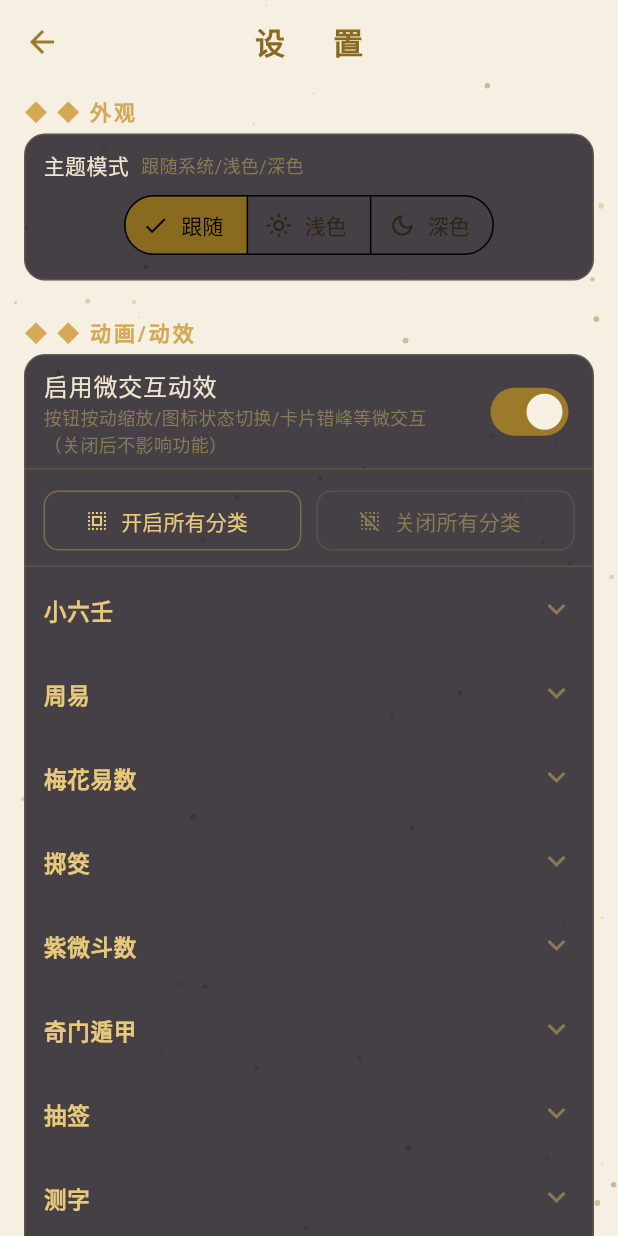
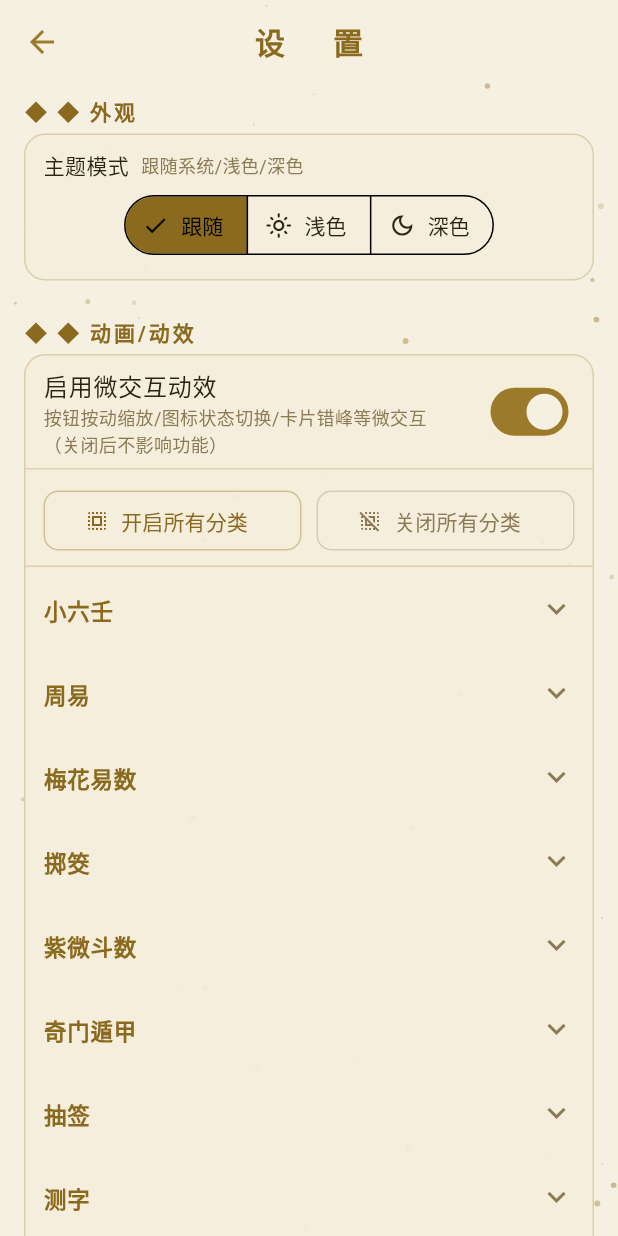
Before and after one commit to HeYS-Snowe/Jeenith, a Flutter app: the SettingsPage screen opened by its route, after a tap on "跟随", on a phone screen of 412 x 824 dp. Run offline on Flutter 3.47's test engine with Material 3 defaults, Android fonts, the phone set to English and light mode, and no system bars; our stand-ins replace flutter_riverpod, flutter_svg, go_router, sensors_plus, share_plus, shared_preferences; missing offline and left inert: lunar, screen_retriever, window_manager; accounts and stored records are empty; Roboto replaces fonts that are missing (SourceHanSerif).

Commit message:
feat(theme): 浅色模式适配第一轮（v2.4.2 WIP，5/56 文件）
- 新增 AppClr 主题色访问器 + context.appClr 扩展（app_theme.dart），
  统一替代直接用 AppColors（仅深色）
- DecorativePanel 主题感知（基底，历史/多处卡片受益）
- SectionTitle 主题感知 + 可选 color 参数
- settings_page 全面主题感知（_card/文字/分隔线/按钮）
- history_page 全面主题感知（dialog/列表/SnackBar）

浅色适配共 ~56 文件硬编码 AppColors，本轮覆盖 5 个核心。深色模式零影响。

Co-Authored-By: Claude Fable 5 <noreply@anthropic.com>

```diff
--- a/mobile/lib/core/theme/app_theme.dart
+++ b/mobile/lib/core/theme/app_theme.dart
@@ -123,6 +123,50 @@ class AppColorsLight {
   static const Color gradeBad = Color(0xFFA02E0E);
 }
 
+/// 主题感知色板：根据 [BuildContext] 的 brightness 选深/浅色。
+///
+/// 浅色适配统一入口，替代直接用 [AppColors]（仅深色）。
+/// 用法：`context.appClr.card`，或罕见色用 `context.appClr.resolve(深色, 浅色)`。
+class AppClr {
+  const AppClr._(this.isLight);
+  final bool isLight;
+
+  static AppClr of(BuildContext c) =>
+      AppClr._(Theme.of(c).brightness == Brightness.light);
+
+  /// 通用：直接传深/浅色二选一（覆盖 AppClr 未提供的色）。
+  Color resolve(Color dark, Color light) => isLight ? light : dark;
+
+  // —— 常用色快捷 ——
+  Color get bg => isLight ? AppColorsLight.bg : AppColors.bg;
+  Color get bgInner => isLight ? AppColorsLight.bgInner : AppColors.bgInner;
+  Color get bgMid => isLight ? AppColorsLight.bgMid : AppColors.bgMid;
+  Color get panel => isLight ? AppColorsLight.panel : AppColors.panel;
+  Color get card => isLight ? AppColorsLight.card : AppColors.card;
+  Color get gold => isLight ? AppColorsLight.gold : AppColors.gold;
+  Color get goldBright =>
+      isLight ? AppColorsLight.goldBright : AppColors.goldBright;
+  Color get goldLight =>
+      isLight ? AppColorsLight.goldLight : AppColors.goldLight;
+  Color get goldBorder =>
+      isLight ? AppColorsLight.goldBorder : AppColors.goldBorder;
+  Color get textHighlight =>
+      isLight ? AppColorsLight.textHighlight : AppColors.textHighlight;
+  Color get textPrimary =>
+      isLight ? AppColorsLight.textPrimary : AppColors.textPrimary;
+  Color get textBody => isLight ? AppColorsLight.textBody : AppColors.textBody;
+  Color get textMeta => isLight ? AppColorsLight.textMeta : AppColors.textMeta;
+  Color get textSubtitle =>
+      isLight ? AppColorsLight.textSubtitle : AppColors.textSubtitle;
+  Color get textHint =>
+      isLight ? AppColorsLight.textHint : AppColors.textHint;
+}
+
+/// [BuildContext] 便捷扩展：`context.appClr` 取主题感知色板。
+extension AppClrContext on BuildContext {
+  AppClr get appClr => AppClr.of(this);
+}
+
 /// 字体常量。
 class AppFonts {
   AppFonts._();
--- a/mobile/lib/features/settings/settings_page.dart
+++ b/mobile/lib/features/settings/settings_page.dart
@@ -12,19 +12,18 @@ import '../../shared/widgets/section_title.dart';
 
 /// 设置页：外观 + 动画/动效（按卜算术分类，一键全控）+ 随机与展示。
 ///
-/// v2.3.0: 原本分散的「动效」（4 个 sub-switch）与「动画设置」（按术 ExpansionTile）
-/// 合并为单一的「◆ 动画/动效」分区。顶部为微交互动效总开关（按钮缩放/图标旋转等
-/// 全局微交互），其下为「开启所有分类 / 关闭所有分类」两枚一键按钮，再下按术数
-/// 列出 ExpansionTile，每术一个开关，统一写入 `AppConfig.animationSettings` Map。
-///
-/// v2.3.2: 每术 ExpansionTile 内拆分为 4 个细分开关（入场仪式 / 路由转场 /
-/// 绘制过程 / 结果揭示），由 `AppConfig.isAnimationEnabled(techId, kind)` 读取，
-/// 写入 prefs key `anim_<techId>_<kind>`。
+/// v2.3.0：合并「动效」与「动画设置」为单一「◆ 动画/动效」分区。
+/// v2.3.2：每术 ExpansionTile 拆 4 个细分开关（AnimationKind）。
+/// v2.4.2：全面主题感知，浅色模式适配。
 class SettingsPage extends ConsumerWidget {
   const SettingsPage({super.key});
 
   @override
   Widget build(BuildContext context, WidgetRef ref) {
+    final c = AppClr.of(context);
+    final goldDivider = c.resolve(
+        const Color.fromRGBO(212, 168, 87, 0.18),
+        const Color.fromRGBO(155, 122, 42, 0.25));
     final configAsync = ref.watch(configProvider);
     return Scaffold(
       appBar: AppBar(
@@ -38,10 +37,10 @@ class SettingsPage extends ConsumerWidget {
         loading: () =>
             const Center(child: DivinationLoadingIndicator(size: 48)),
         error: (e, _) => Center(child: Text('载入失败：$e')),
-        data: (c) => ListView(
+        data: (cfg) => ListView(
           padding: const EdgeInsets.fromLTRB(16, 8, 16, 32),
           children: [
-            const SectionTitle('◆ 外观'),
+            SectionTitle('◆ 外观', color: c.goldBright),
             const SizedBox(height: 4),
             _card(
               context,
@@ -50,12 +49,11 @@ class SettingsPage extends ConsumerWidget {
                   padding: const EdgeInsets.fromLTRB(12, 10, 12, 6),
                   child: Row(
                     children: [
-                      const Text('主题模式',
-                          style: TextStyle(color: AppColors.textPrimary)),
+                      Text('主题模式', style: TextStyle(color: c.textPrimary)),
                       const SizedBox(width: 8),
-                      const Text('跟随系统/浅色/深色',
+                      Text('跟随系统/浅色/深色',
                           style: TextStyle(
-                              color: AppColors.textSubtitle, fontSize: 12)),
+                              color: c.textSubtitle, fontSize: 12)),
                     ],
                   ),
                 ),
@@ -79,7 +77,7 @@ class SettingsPage extends ConsumerWidget {
                         label: Text('深色'),
                       ),
                     ],
-                    selected: {c.themeMode},
+                    selected: {cfg.themeMode},
                     onSelectionChanged: (modes) => ref
                         .read(configProvider.notifier)
                         .setThemeMode(modes.first),
@@ -89,29 +87,27 @@ class SettingsPage extends ConsumerWidget {
             ),
             const SizedBox(height: 20),
 
-            const SectionTitle('◆ 动画/动效'),
+            SectionTitle('◆ 动画/动效', color: c.goldBright),
             const SizedBox(height: 4),
             _card(
               context,
               children: [
-                // 微交互动效总开关（按钮缩放/图标旋转/卡片错峰等全局微交互）
                 SwitchListTile(
                   contentPadding: const EdgeInsets.symmetric(horizontal: 12),
                   shape: RoundedRectangleBorder(
                       borderRadius: BorderRadius.circular(14)),
-                  title: const Text('启用微交互动效',
-                      style: TextStyle(color: AppColors.textPrimary)),
-                  subtitle: const Text(
+                  title: Text('启用微交互动效',
+                      style: TextStyle(color: c.textPrimary)),
+                  subtitle: Text(
                       '按钮按动缩放/图标状态切换/卡片错峰等微交互（关闭后不影响功能）',
                       style:
-                          TextStyle(color: AppColors.textSubtitle, fontSize: 12)),
-                  value: c.animationsEnabled,
+                          TextStyle(color: c.textSubtitle, fontSize: 12)),
+                  value: cfg.animationsEnabled,
                   onChanged: (v) => ref
                       .read(configProvider.notifier)
                       .setAnimationsEnabled(v),
                 ),
-                const Divider(color: Color.fromRGBO(212, 168, 87, 0.18), height: 1),
-                // 一键全控按钮区
+                Divider(color: goldDivider, height: 1),
                 Padding(
                   padding: const EdgeInsets.fromLTRB(12, 10, 12, 6),
                   child: Row(
@@ -121,9 +117,9 @@ class SettingsPage extends ConsumerWidget {
                           icon: const Icon(Icons.select_all, size: 16),
                           label: const Text('开启所有分类'),
                           style: OutlinedButton.styleFrom(
-                            foregroundColor: AppColors.goldBright,
+                            foregroundColor: c.goldBright,
                             side: BorderSide(
-                                color: AppColors.gold.withValues(alpha: 0.4)),
+                                color: c.gold.withValues(alpha: 0.4)),
                             shape: RoundedRectangleBorder(
                                 borderRadius: BorderRadius.circular(10)),
                           ),
@@ -140,9 +136,9 @@ class SettingsPage extends ConsumerWidget {
                           icon: const Icon(Icons.deselect, size: 16),
                           label: const Text('关闭所有分类'),
                           style: OutlinedButton.styleFrom(
-                            foregroundColor: AppColors.textSubtitle,
+                            foregroundColor: c.textSubtitle,
                             side: BorderSide(
-                                color: AppColors.textSubtitle.withValues(alpha: 0.3)),
+                                color: c.textSubtitle.withValues(alpha: 0.3)),
                             shape: RoundedRectangleBorder(
                                 borderRadius: BorderRadius.circular(10)),
                           ),
@@ -156,30 +152,28 @@ class SettingsPage extends ConsumerWidget {
                     ],
                   ),
                 ),
-                const Divider(color: Color.fromRGBO(212, 168, 87, 0.18), height: 1),
-                // 按术数分类的 ExpansionTile 列表
+                Divider(color: goldDivider, height: 1),
                 ...ref.watch(visibleTechsProvider).map((t) => ExpansionTile(
                       tilePadding: const EdgeInsets.symmetric(horizontal: 12),
                       shape: RoundedRectangleBorder(
                           borderRadius: BorderRadius.circular(14)),
                       collapsedShape: RoundedRectangleBorder(
                           borderRadius: BorderRadius.circular(14)),
-                      iconColor: AppColors.gold,
-                      collapsedIconColor: AppColors.textSubtitle,
+                      iconColor: c.gold,
+                      collapsedIconColor: c.textSubtitle,
                       title: Text(t.meta.displayName,
-                          style: const TextStyle(
-                              color: AppColors.goldBright,
+                          style: TextStyle(
+                              color: c.goldBright,
                               fontSize: 15,
                               fontWeight: FontWeight.bold)),
                       children: [
-                        // v2.3.2: 4 个细分开关
-                        _kindSwitch(c, ref, t.id, AnimationKind.entrance,
+                        _kindSwitch(context, cfg, ref, t.id, AnimationKind.entrance,
                             '入场仪式', '仪式入场动画（路由前置过渡）'),
-                        _kindSwitch(c, ref, t.id, AnimationKind.transition,
+                        _kindSwitch(context, cfg, ref, t.id, AnimationKind.transition,
                             '路由转场', '进入此术时的路由过渡动画'),
-                        _kindSwitch(c, ref, t.id, AnimationKind.painter,
+                        _kindSwitch(context, cfg, ref, t.id, AnimationKind.painter,
                             '绘制过程', 'CustomPainter 绘制过程动画'),
-                        _kindSwitch(c, ref, t.id, AnimationKind.reveal,
+                        _kindSwitch(context, cfg, ref, t.id, AnimationKind.reveal,
                             '结果揭示', '结果段落错峰淡入与打字机'),
                       ],
                     )),
@@ -187,7 +181,7 @@ class SettingsPage extends ConsumerWidget {
             ),
             const SizedBox(height: 20),
 
-            const SectionTitle('◆ 随机与展示'),
+            SectionTitle('◆ 随机与展示', color: c.goldBright),
             const SizedBox(height: 4),
             _card(
               context,
@@ -196,36 +190,36 @@ class SettingsPage extends ConsumerWidget {
                   contentPadding: const EdgeInsets.symmetric(horizontal: 12),
                   shape: RoundedRectangleBorder(
                       borderRadius: BorderRadius.circular(14)),
-                  title: const Text('展示采样详情',
-                      style: TextStyle(color: AppColors.textPrimary)),
-                  subtitle: const Text('随机起卦后展示各熵源的真实采样值',
+                  title: Text('展示采样详情',
+                      style: TextStyle(color: c.textPrimary)),
+                  subtitle: Text('随机起卦后展示各熵源的真实采样值',
                       style:
-                          TextStyle(color: AppColors.textSubtitle, fontSize: 12)),
-                  value: c.showDetails,
+                          TextStyle(color: c.textSubtitle, fontSize: 12)),
+                  value: cfg.showDetails,
                   onChanged: (v) =>
                       ref.read(configProvider.notifier).setShowDetails(v),
                 ),
-                const Divider(color: Color.fromRGBO(212, 168, 87, 0.18), height: 1),
+                Divider(color: goldDivider, height: 1),
                 SwitchListTile(
                   contentPadding: const EdgeInsets.symmetric(horizontal: 12),
                   shape: RoundedRectangleBorder(
                       borderRadius: BorderRadius.circular(14)),
-                  title: const Text('在线大气噪声',
-                      style: TextStyle(color: AppColors.textPrimary)),
-                  subtitle: const Text('联网取 random.org 真随机增强熵源',
+                  title: Text('在线大气噪声',
+                      style: TextStyle(color: c.textPrimary)),
+                  subtitle: Text('联网取 random.org 真随机增强熵源',
                       style:
-                          TextStyle(color: AppColors.textSubtitle, fontSize: 12)),
-                  value: c.useOnline,
+                          TextStyle(color: c.textSubtitle, fontSize: 12)),
+                  value: cfg.useOnline,
                   onChanged: (v) =>
                       ref.read(configProvider.notifier).setUseOnline(v),
                 ),
               ],
             ),
             const SizedBox(height: 24),
-            const Text(
+            Text(
               '志极 Jeenith · 叩问本心，不忘初心\nCopyright (c) 2026 Qore',
               textAlign: TextAlign.center,
-              style: TextStyle(color: AppColors.textHint, fontSize: 11, height: 1.6),
+              style: TextStyle(color: c.textHint, fontSize: 11, height: 1.6),
             ),
           ],
         ),
@@ -234,41 +228,45 @@ class SettingsPage extends ConsumerWidget {
   }
 
   Widget _card(BuildContext context, {required List<Widget> children}) {
+    final c = AppClr.of(context);
     return Container(
       margin: const EdgeInsets.only(bottom: 4),
       clipBehavior: Clip.antiAlias,
       decoration: BoxDecoration(
-        color: AppColors.panel,
+        color: c.panel,
         borderRadius: BorderRadius.circular(14),
-        border: Border.all(color: const Color.fromRGBO(212, 168, 87, 0.22)),
+        border: Border.all(
+            color: c.resolve(
+                const Color.fromRGBO(212, 168, 87, 0.22),
+                const Color.fromRGBO(155, 122, 42, 0.28))),
       ),
       child: Column(children: children),
     );
   }
 
-  /// 单个细分动画开关：紧凑型 SwitchListTile，左对齐缩进 20，subtitle 12px。
+  /// 单个细分动画开关。
   Widget _kindSwitch(
-    AppConfig c,
+    BuildContext context,
+    AppConfig cfg,
     WidgetRef ref,
     String techId,
     AnimationKind kind,
     String title,
     String subtitle,
-  ) =>
-      SwitchListTile(
+  ) {
+    final c = AppClr.of(context);
+    return SwitchListTile(
       contentPadding: const EdgeInsets.symmetric(horizontal: 20),
       dense: true,
-        shape:
-            RoundedRectangleBorder(borderRadius: BorderRadius.circular(14)),
+      shape: RoundedRectangleBorder(borderRadius: BorderRadius.circular(14)),
       title: Text(title,
-            style: const TextStyle(
-                color: AppColors.textPrimary, fontSize: 14)),
+          style: TextStyle(color: c.textPrimary, fontSize: 14)),
       subtitle: Text(subtitle,
-            style: const TextStyle(
-                color: AppColors.textSubtitle, fontSize: 11)),
-        value: c.isAnimationEnabled(techId, kind),
+          style: TextStyle(color: c.textSubtitle, fontSize: 11)),
+      value: cfg.isAnimationEnabled(techId, kind),
       onChanged: (v) => ref
           .read(configProvider.notifier)
           .setAnimationSetting(techId, kind, v),
     );
   }
+}
--- a/mobile/lib/shared/widgets/section_title.dart
+++ b/mobile/lib/shared/widgets/section_title.dart
@@ -5,13 +5,14 @@ import '../../core/theme/app_theme.dart';
 
 class SectionTitle extends StatelessWidget {
   final String text;
-  const SectionTitle(this.text, {super.key});
+  final Color? color;
+  const SectionTitle(this.text, {super.key, this.color});
 
   @override
   Widget build(BuildContext context) => Text(
         '◆ $text',
-        style: const TextStyle(
-          color: AppColors.gold,
+        style: TextStyle(
+          color: color ?? AppClr.of(context).gold,
           fontSize: 14,
           fontWeight: FontWeight.bold,
           letterSpacing: 2,
```
Also changed, not shown: mobile/lib/features/history/history_page.dart (+62 -46 lines), mobile/lib/shared/widgets/decorative_panel.dart (+9 -4 lines). Lines whose indentation alone changed are shown as unchanged.
